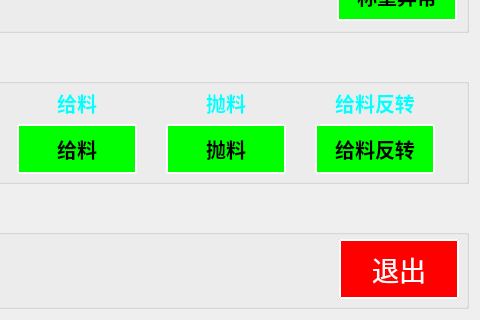
The window that chengyi_Qt4linux/form_maunaltext.ui (wsh01/batch-feeder) describes before a commit, drawn with Qt 5; both pictures show x 176 to 656 and y 121 to 441 of the 656 by 441 pixel window.
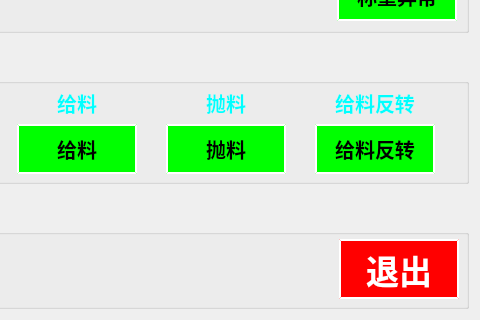
The same window after the commit.

What changed in the file:
```diff
--- a/chengyi_Qt4linux/form_maunaltext.ui
+++ b/chengyi_Qt4linux/form_maunaltext.ui
@@ -400,8 +400,10 @@
         </property>
         <property name="font">
          <font>
-          <pointsize>20</pointsize>
+          <pointsize>25</pointsize>
+          <weight>75</weight>
           <italic>false</italic>
+          <bold>true</bold>
          </font>
         </property>
         <property name="styleSheet">
```
Left out of the diff: 17 changed lines with no effect on the pictures.
